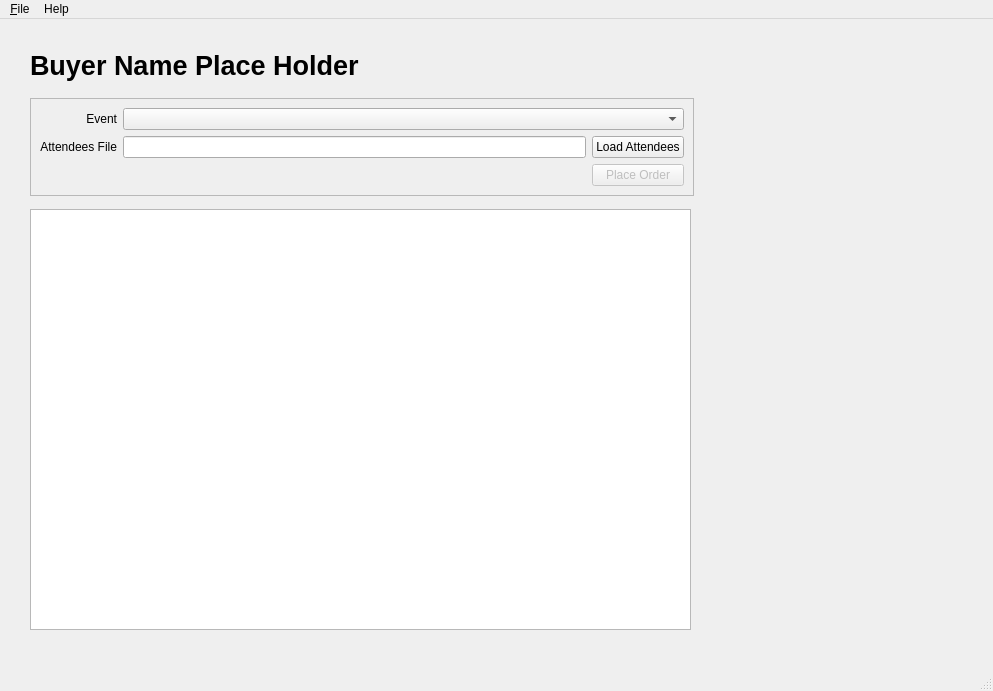
Before: the Qt Designer form mass_signup.ui in boscokclau/mass_signup, drawn with Qt 5.
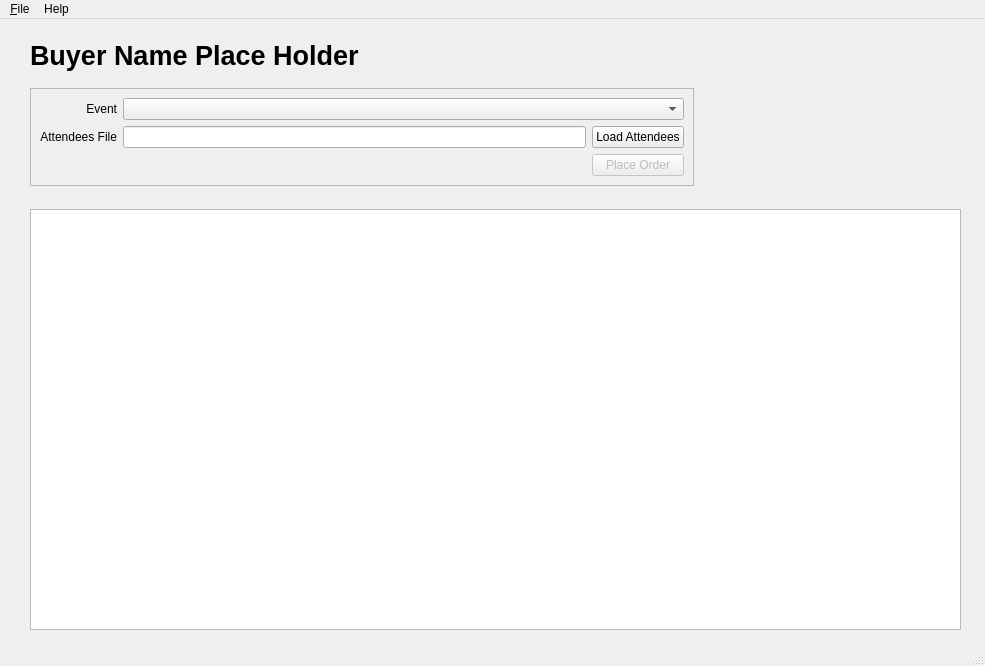
After: the same form once the commit is applied.

Commit message: Resize widgets and window.

```diff
--- a/mass_signup.ui
+++ b/mass_signup.ui
@@ -6,8 +6,8 @@
    <rect>
     <x>0</x>
     <y>0</y>
-    <width>993</width>
-    <height>691</height>
+    <width>985</width>
+    <height>666</height>
    </rect>
   </property>
   <property name="sizePolicy">
@@ -24,7 +24,7 @@
     <property name="geometry">
      <rect>
       <x>30</x>
-      <y>20</y>
+      <y>10</y>
       <width>664</width>
       <height>157</height>
      </rect>
@@ -106,7 +106,7 @@
      <rect>
       <x>30</x>
       <y>190</y>
-      <width>661</width>
+      <width>931</width>
       <height>421</height>
      </rect>
     </property>
@@ -120,7 +120,7 @@
     <rect>
      <x>0</x>
      <y>0</y>
-     <width>993</width>
+     <width>985</width>
      <height>22</height>
     </rect>
    </property>
```
Left out of the diff: 74 changed lines with no effect on the pictures.
